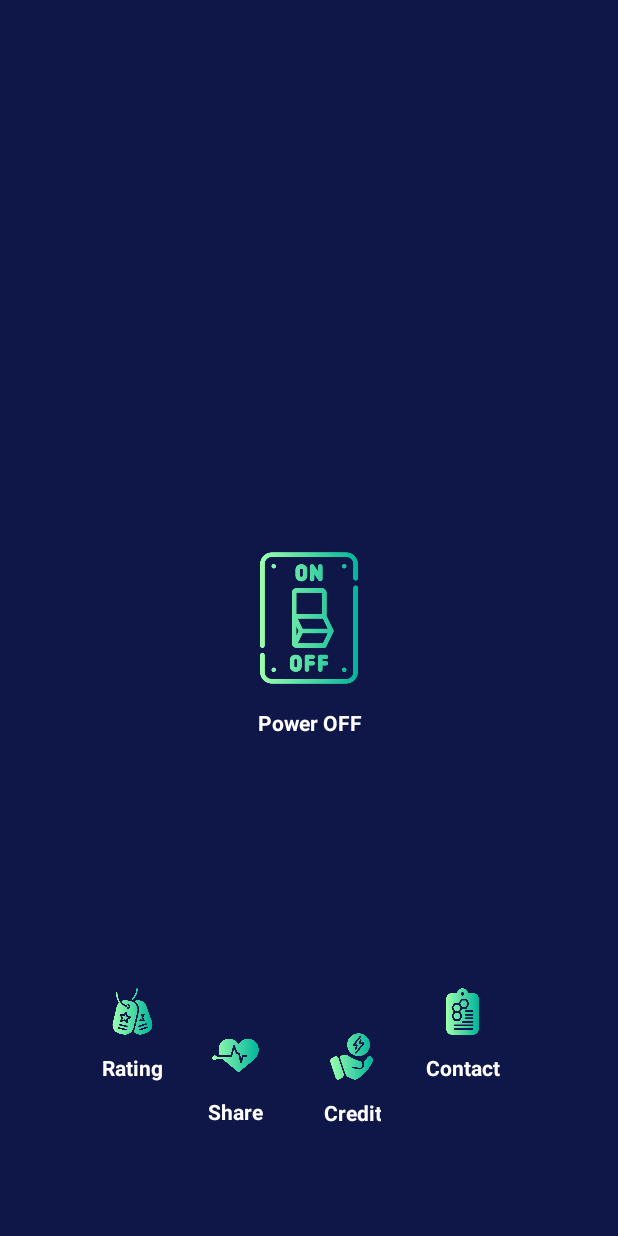
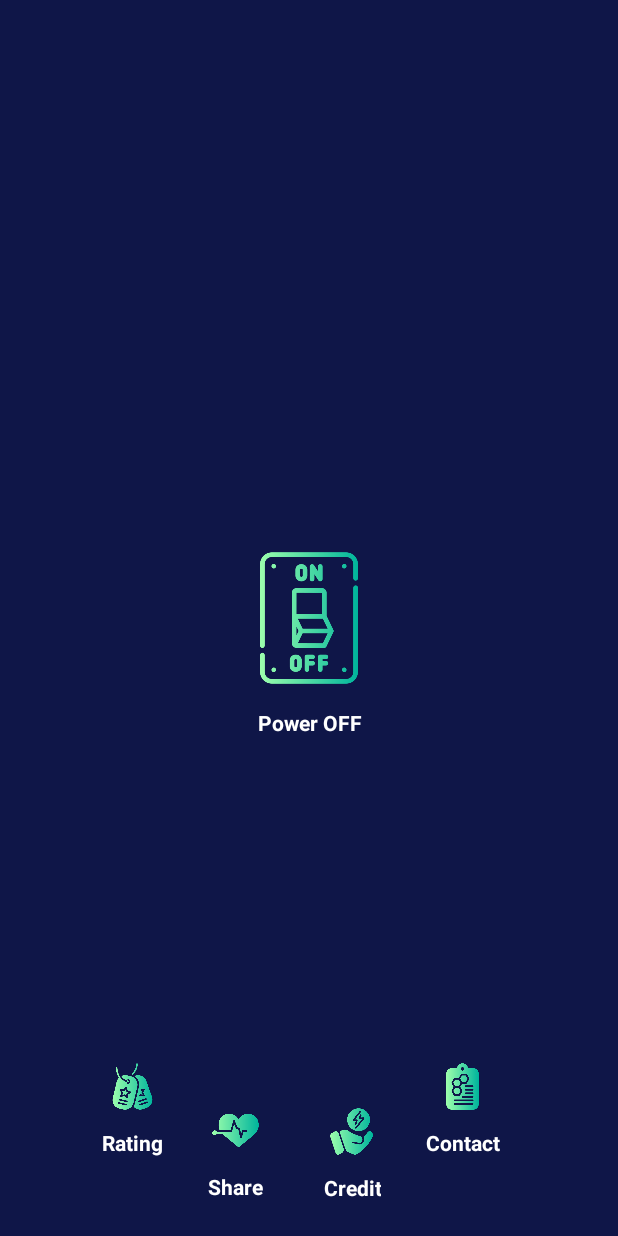
Before and after one commit to Cryston98/AndroidStudio-From-0-to-Zeus, an Android app: the screen it shows after launch (MainActivity), on a phone screen of 412 x 824 dp. Run offline under Robolectric (Android 15) with nearby library versions, the phone set to English and light mode, and no system bars; 1 statement that could not run was skipped.

Commit message:
Day 2 Push 2

```diff
--- a/#000 --- Apps --- 000#/FlashLight/V1.0/app/src/main/java/com/example/flashlightv10/MainActivity.java
+++ b/#000 --- Apps --- 000#/FlashLight/V1.0/app/src/main/java/com/example/flashlightv10/MainActivity.java
@@ -7,6 +7,7 @@ import androidx.core.content.ContextCompat;
 import android.content.Context;
 import android.content.Intent;
 import android.content.res.Resources;
+import android.graphics.Color;
 import android.graphics.drawable.ColorDrawable;
 import android.hardware.camera2.CameraAccessException;
 import android.hardware.camera2.CameraManager;
@@ -51,6 +52,7 @@ public class MainActivity extends AppCompatActivity {
         activateObserver();
         openCredit();
         openRatingAppp();
+        hideNavBar();
     }
     private void initComponents(){
         imgBtn = findViewById(R.id.imgBTN);
@@ -164,6 +166,11 @@ public class MainActivity extends AppCompatActivity {
         });
     }
 
+    private void hideNavBar(){
+        View decorView = getWindow().getDecorView();
+        int uiOptions = View.SYSTEM_UI_FLAG_HIDE_NAVIGATION |View.SYSTEM_UI_FLAG_LAYOUT_FULLSCREEN| View.SYSTEM_UI_FLAG_IMMERSIVE_STICKY ;
+        decorView.setSystemUiVisibility(uiOptions);
+    }
 
     /*
     <a href="https://www.flaticon.com/free-icons/shock" title="shock icons">Shock icons created by Freepik - Flaticon</a>
--- a/#000 --- Apps --- 000#/FlashLight/V1.0/app/src/main/res/layout/activity_main.xml
+++ b/#000 --- Apps --- 000#/FlashLight/V1.0/app/src/main/res/layout/activity_main.xml
@@ -34,7 +34,7 @@
 
         android:layout_width="wrap_content"
         android:layout_height="wrap_content"
-        android:layout_marginBottom="50dp"
+        android:layout_marginBottom="0dp"
         android:layout_alignParentBottom="true">
 
         <LinearLayout
```
Also changed, not shown: 4 other files.
